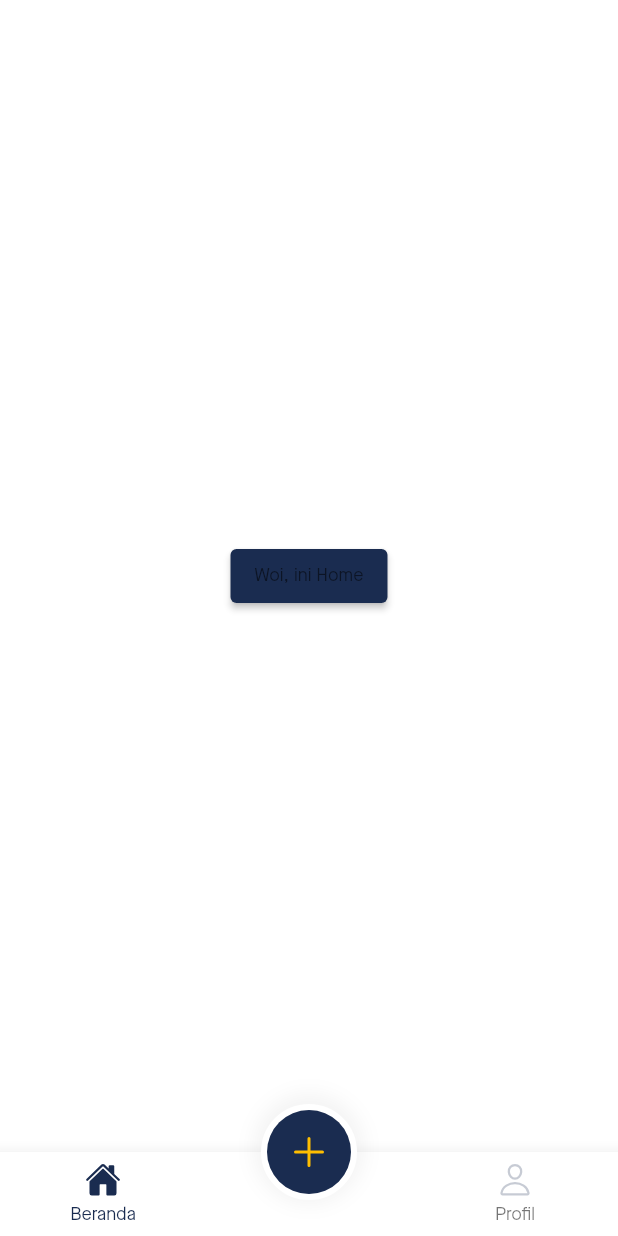
After one commit to andre-nk/sindustore, a Flutter app: the DashboardPage screen opened by its route, on a phone screen of 412 x 824 dp. The commit adds this screen. Run offline on Flutter 3.47's test engine with Material 2 defaults, Android fonts, the light colour scheme and no system bars; our stand-ins replace auto_route, bloc, cloud_firestore, delayed_display, equatable, firebase_auth and 6 more; missing offline and left inert: numeric_keyboard; accounts and stored records are empty; project files that could hold a hidden picture were left out.

Commit message:
:sparkles: Bottom Navbar

```diff
--- a/lib/app/auth/bloc/app_bloc.dart
+++ b/lib/app/auth/bloc/app_bloc.dart
@@ -15,7 +15,6 @@ class AppBloc extends Bloc<AppEvent, AppState> {
         super(const AppState.initial()) {
 
     on<AuthUserStateChanged>((event, emit) async {
-      print("Auth Bloc changed: " + event.user.toString());
       if (event.user.isNotEmpty) {
         final localUser = await _authRepository.currentUser();
         emit(AppState.authenticated(localUser));
@@ -29,7 +28,6 @@ class AppBloc extends Bloc<AppEvent, AppState> {
     });
 
     _userSubscription = _authRepository.user.listen((user) {
-      print("Subs changed: " + user.toString());
       add(
         AuthUserStateChanged(user),
       );
--- /dev/null
+++ b/lib/presentation/screens/home/dashboard_page.dart
@@ -0,0 +1,26 @@
+part of "../screens.dart";
+
+class DashboardPage extends StatelessWidget {
+  const DashboardPage({Key? key}) : super(key: key);
+
+  static Page page() => const MaterialPage<void>(child: DashboardPage());
+
+  @override
+  Widget build(BuildContext context) {
+    return Scaffold(
+      body: Center(
+        child: ElevatedButton(
+          onPressed: () {
+            context.router.push(
+              const ProductListRoute(),
+            );
+          },
+          child: Text(
+            "Woi, ini Home",
+            style: Theme.of(context).textTheme.bodySmall,
+          ),
+        ),
+      ),
+    );
+  }
+}
--- /dev/null
+++ b/lib/presentation/screens/home/home_wrapper_page.dart
@@ -0,0 +1,92 @@
+part of "../screens.dart";
+
+class HomeWrapperPage extends StatelessWidget {
+  const HomeWrapperPage({Key? key}) : super(key: key);
+
+  @override
+  Widget build(BuildContext context) {
+    return AutoTabsScaffold(
+      routes: const [
+        DashboardRoute(),
+        ProfileRoute(),
+        ProfileRoute(),
+      ],
+      floatingActionButton: Container(
+        decoration: BoxDecoration(
+          boxShadow: [
+            BoxShadow(
+              color: Colors.grey[900]!.withOpacity(0.05),
+              spreadRadius: 5,
+              blurRadius: 10,
+              offset: Offset(0, -2), // changes position of shadow
+            ),
+          ],
+          border: Border.all(color: Colors.white, width: 4),
+          shape: BoxShape.circle,
+        ),
+        child: FloatingActionButton(
+          elevation: 0,
+          onPressed: () {
+            context.router.push(const QRScanRoute());
+          },
+          child: Icon(
+            Ionicons.add,
+            color: AppTheme.colors.secondary,
+            size: 32,
+          ),
+          backgroundColor: AppTheme.colors.primary,
+        ),
+      ),
+      floatingActionButtonLocation: FloatingActionButtonLocation.centerDocked,
+      bottomNavigationBuilder: (_, tabsRouter) {
+        return BottomNavigationBar(
+          backgroundColor: Colors.white,
+          elevation: 10,
+          currentIndex: tabsRouter.activeIndex,
+          onTap: tabsRouter.setActiveIndex,
+          selectedLabelStyle: AppTheme.text.footnote.copyWith(
+            color: AppTheme.colors.primary,
+            fontSize: 12,
+            fontWeight: FontWeight.normal,
+          ),
+          unselectedLabelStyle: AppTheme.text.footnote.copyWith(
+            color: AppTheme.colors.outline,
+            fontSize: 12,
+            fontWeight: FontWeight.normal,
+          ),
+          unselectedIconTheme: IconThemeData(
+            color: AppTheme.colors.outline,
+          ),
+          items: const [
+            BottomNavigationBarItem(
+              icon: Padding(
+                padding: EdgeInsets.only(bottom: 4.0),
+                child: Icon(Ionicons.home_outline),
+              ),
+              activeIcon: Padding(
+                padding: EdgeInsets.only(bottom: 4.0),
+                child: Icon(Ionicons.home),
+              ),
+              label: 'Beranda',
+            ),
+            BottomNavigationBarItem(
+              icon: SizedBox(),
+              label: '',
+            ),
+            BottomNavigationBarItem(
+              icon: Padding(
+                padding: EdgeInsets.only(bottom: 4.0),
+                child: Icon(Ionicons.person_outline),
+              ),
+              activeIcon: Padding(
+                padding: EdgeInsets.only(bottom: 4.0),
+                child: Icon(Ionicons.person),
+              ),
+              label: 'Profil',
+            ),
+          ],
+        );
+      },
+    );
+  }
+}
--- a/lib/presentation/screens/screens.dart
+++ b/lib/presentation/screens/screens.dart
@@ -18,7 +18,11 @@ part 'auth/onboarding_page.dart';
 part 'auth/pin_input_page.dart';
 part 'auth/auth_page.dart';
 
-part 'home/home_page.dart';
+part 'home/dashboard_page.dart';
+part 'home/profile_page.dart';
+part 'home/home_wrapper_page.dart';
+part 'home/qr_scan_page.dart';
+part 'home/product_list_page.dart';
 
 part 'splash/splash_page.dart';
 
--- a/lib/presentation/widgets/auth/auth_form.dart
+++ b/lib/presentation/widgets/auth/auth_form.dart
@@ -223,15 +223,12 @@ class _SubmitButton extends StatelessWidget {
                 disabled: state.authStatus == AuthStatusWrapper.unknownUser,
                 onPressed: () async {
                   if (state.authStatus == AuthStatusWrapper.emptyUser) {
-                    print("E-mail Validation");
                     await context.read<AuthCubit>().validateEmail();
                   } else if (state.authStatus ==
                       AuthStatusWrapper.existedUser) {
-                    print("Sign In");
                     await context.read<AuthCubit>().signInWithEmailAndPassword();
                   } else if (state.authStatus ==
                       AuthStatusWrapper.predefinedUser) {
-                    print("Sign Up");
                     await context
                         .read<AuthCubit>()
                         .signUpWithEmailAndPassword();
--- a/pubspec.yaml
+++ b/pubspec.yaml
@@ -28,6 +28,7 @@ environment:
 # versions available, run `flutter pub outdated`.
 dependencies:
   auto_route: ^3.2.4
+  bubble_bottom_bar: ^2.0.0
   cloud_firestore: ^3.1.10
   cupertino_icons: ^1.0.2
   delayed_display: ^2.0.0
```
Also changed, not shown: lib/presentation/screens/home/product_list_page.dart (renamed from lib/presentation/screens/home/home_page.dart, +3 -5 lines), lib/presentation/screens/home/profile_page.dart (added, +17 -0 lines), lib/presentation/screens/home/qr_scan_page.dart (added, +17 -0 lines), lib/repository/auth/auth_repository.dart (+0 -8 lines), lib/routes/router.dart (+10 -1 lines), lib/routes/router.gr.dart, pubspec.lock.
